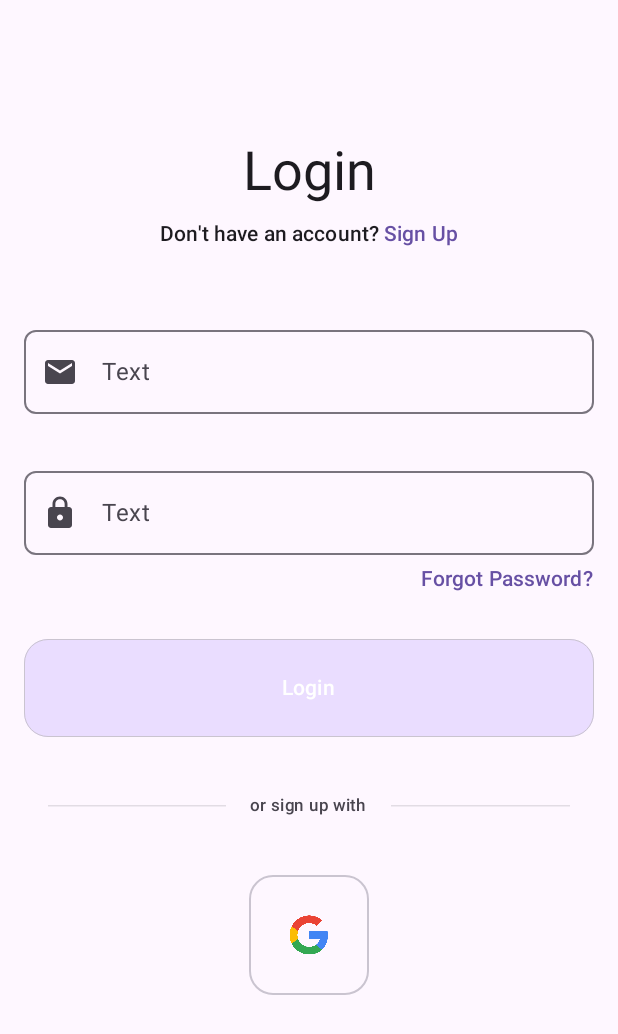
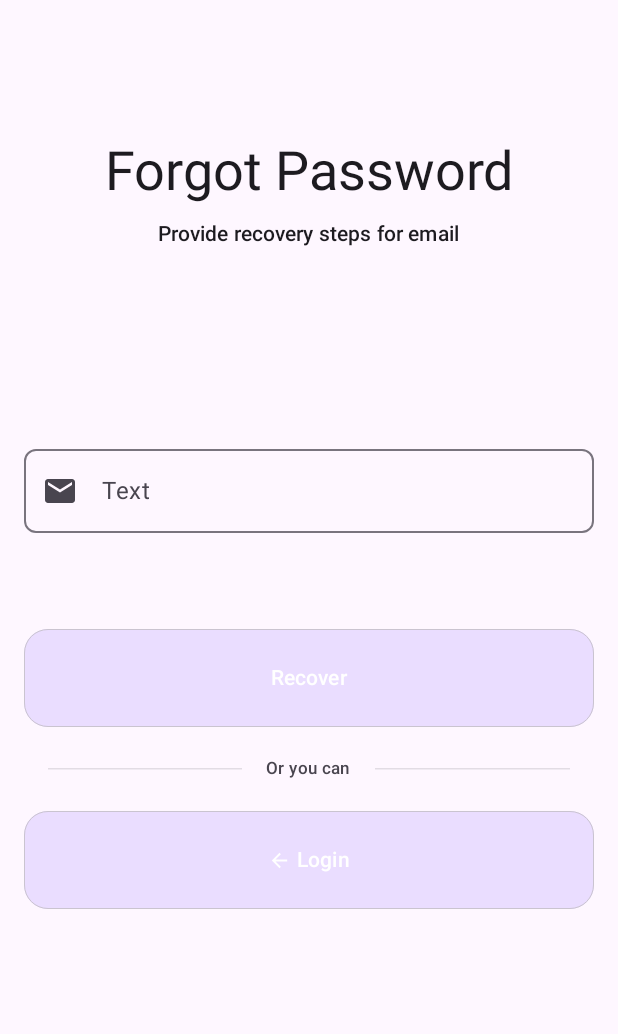
Before and after one commit to Add-787/Sqwads, an Android app built with Jetpack Compose: the screen it shows after launch (MainActivity), after a tap on "Forgot Password?", on a phone screen of 412 x 824 dp. Shown: the top 1034 px of the screen. Run offline under Robolectric (Android 15) with nearby library versions, the phone set to English and light mode, and no system bars; our stand-ins replace Dagger/Hilt's generated code, Firebase (no records; nobody signed in at launch, a user with empty details on screens opened directly), Timber.

Commit message:
Commits made: - Implemented the forgot password functionality & screens.

```diff
--- a/app/src/main/java/com/psyluckco/sqwads/navigation/SqwadsNavHost.kt
+++ b/app/src/main/java/com/psyluckco/sqwads/navigation/SqwadsNavHost.kt
@@ -10,6 +10,8 @@ import androidx.compose.runtime.Composable
 import androidx.compose.ui.Modifier
 import androidx.navigation.compose.NavHost
 import androidx.navigation.compose.composable
+import com.psyluckco.forgot_password.forgotPasswordScreen
+import com.psyluckco.forgot_password.navigateToForgotPassword
 import com.psyluckco.register.navigateToRegister
 import com.psyluckco.register.registerScreen
 import com.psyluckco.sqwads.SqwadsAppState
@@ -37,7 +39,7 @@ fun SqwadsNavHost(
         loginScreen(
             navigateToHome = navHostController::navigateToHome,
             navigateToRegister = navHostController::navigateToRegister,
-            navigateToForgotPassword = { }
+            navigateToForgotPassword = navHostController::navigateToForgotPassword
         )
 
         homeScreen(
@@ -47,8 +49,11 @@ fun SqwadsNavHost(
 
         registerScreen(
             navigateToLogin = navHostController::navigateToLogin,
-            navigateToHome = { }
+            navigateToHome = navHostController::navigateToHome
         )
+
+        forgotPasswordScreen(navigateToLogin = navHostController::navigateToLogin)
+
     }
 
 }
--- a/core/design/src/main/java/com/psyluckco/sqwads/core/design/component/Button.kt
+++ b/core/design/src/main/java/com/psyluckco/sqwads/core/design/component/Button.kt
@@ -101,8 +101,8 @@ fun DefaultTextButton(
     ) {
         if(leadingIcon != null) {
             Icon(imageVector = leadingIcon, contentDescription = null, modifier = Modifier
-                .size(40.dp)
-                .padding(end = 5.dp))
+                .size(19.dp)
+                .padding(end = 4.dp))
         }
         Text(style = MaterialTheme.typography.labelLarge, text = stringResource(id = text))
 
--- a/core/design/src/main/java/com/psyluckco/sqwads/core/design/component/Wrapper.kt
+++ b/core/design/src/main/java/com/psyluckco/sqwads/core/design/component/Wrapper.kt
@@ -24,7 +24,6 @@ import androidx.compose.ui.unit.dp
 @Composable
 fun AppWrapper(modifier: Modifier = Modifier, content: @Composable ColumnScope.() -> Unit = {}) {
     val scrollState = rememberScrollState()
-
     Box(
         modifier = modifier
             .fillMaxSize()
@@ -32,11 +31,14 @@ fun AppWrapper(modifier: Modifier = Modifier, content: @Composable ColumnScope.(
             .statusBarsPadding()
     ) {
         Column(
-            modifier = Modifier.verticalScroll(scrollState),
+            // modifier = modifier.verticalScroll(scrollState),
+            modifier = Modifier.fillMaxSize(),
             verticalArrangement = Arrangement.spacedBy(16.dp),
         ) {
             content()
+
         }
+
     }
 }
 
--- a/core/design/src/main/res/values/strings.xml
+++ b/core/design/src/main/res/values/strings.xml
@@ -13,4 +13,6 @@
     <string name="register_sub_header">Already have an account?</string>
     <string name="forgot_password_header">Forgot Password</string>
     <string name="forgot_password_sub_header">Provide recovery steps for email</string>
+    <string name="back_to_login_button">Login</string>
+    <string name="password_recovery_button">Recover</string>
 </resources>
--- a/feature/forgot-password/src/main/java/com/psyluckco/forgot_password/ForgotPasswordNavigation.kt
+++ b/feature/forgot-password/src/main/java/com/psyluckco/forgot_password/ForgotPasswordNavigation.kt
@@ -18,6 +18,6 @@ fun NavGraphBuilder.forgotPasswordScreen(
     navigateToLogin: () -> Unit
 ) {
     composable<ForgotPassword> {
-
+        ForgotPasswordRoute(clearAndNavigateLogin = navigateToLogin)
     }
 }
--- a/feature/forgot-password/src/main/java/com/psyluckco/forgot_password/ForgotPasswordScreen.kt
+++ b/feature/forgot-password/src/main/java/com/psyluckco/forgot_password/ForgotPasswordScreen.kt
@@ -5,11 +5,13 @@ import androidx.compose.foundation.layout.Arrangement
 import androidx.compose.foundation.layout.Column
 import androidx.compose.foundation.layout.Row
 import androidx.compose.foundation.layout.Spacer
+import androidx.compose.foundation.layout.fillMaxHeight
 import androidx.compose.foundation.layout.fillMaxSize
 import androidx.compose.foundation.layout.fillMaxWidth
 import androidx.compose.foundation.layout.height
 import androidx.compose.foundation.layout.width
 import androidx.compose.material.icons.Icons
+import androidx.compose.material.icons.filled.ArrowBack
 import androidx.compose.material.icons.filled.Email
 import androidx.compose.material3.MaterialTheme
 import androidx.compose.material3.Text
@@ -30,7 +32,10 @@ import com.psyluckco.sqwads.core.design.component.DefaultClickableLink
 import com.psyluckco.sqwads.core.design.component.DefaultTextButton
 import com.psyluckco.sqwads.core.design.component.DefaultTextField
 import com.psyluckco.sqwads.core.design.component.HeaderWrapper
+import com.psyluckco.sqwads.core.design.component.SqwadsProgressIndicator
+import com.psyluckco.sqwads.core.design.component.SqwadsProgressLoadingDialog
 import com.psyluckco.sqwads.core.design.theme.SqwadsTheme
+import com.psyluckco.sqwads.core.model.LoadingState
 
 @Composable
 internal fun ForgotPasswordRoute(
@@ -39,8 +44,18 @@ internal fun ForgotPasswordRoute(
 ) {
 
     val email by viewModel.email.collectAsStateWithLifecycle()
+    val loadingState by viewModel.loadingState.collectAsStateWithLifecycle()
 
-    val loadingState by viewModel.loadingState.collectAsStateWithLifecycle()
+    if(loadingState is LoadingState.Loading) {
+        SqwadsProgressLoadingDialog(id = R.string.placeholder)
+    }
+
+    ForgotPasswordScreen(
+        email,
+        onEmailChange = viewModel::onEmailChange,
+        onResetPasswordClick = { viewModel.sendPasswordResetEmail { clearAndNavigateLogin() }},
+        backToLoginClick = { clearAndNavigateLogin() }
+    )
 
 }
 
@@ -53,13 +68,15 @@ fun ForgotPasswordScreen(
     modifier: Modifier = Modifier
 ) {
 
-    AppWrapper {
+    AppWrapper(modifier = Modifier.fillMaxSize()) {
         ForgotPasswordHeader()
 
         Column(
-            modifier = modifier.fillMaxSize(),
-            verticalArrangement = Arrangement.SpaceEvenly
+            modifier = modifier,
+            verticalArrangement = Arrangement.spacedBy(64.dp)
         ) {
+
+            Spacer(modifier = Modifier.height(45.dp))
 
             DefaultTextField(
                 value = email,
@@ -70,21 +87,20 @@ fun ForgotPasswordScreen(
 
             Column(
                 modifier = modifier.fillMaxWidth(),
-                verticalArrangement = Arrangement.spacedBy(16.dp)
+                verticalArrangement = Arrangement.spacedBy(12.dp)
             ) {
                 DefaultTextButton(
-                    text = R.string.placeholder,
-                    modifier = modifier.fillMaxWidth()
-                ) {
-
-                }
+                    text = R.string.password_recovery_button,
+                    modifier = modifier.fillMaxWidth(),
+                    onClick = onResetPasswordClick
+                )
                 DayHeader(dayString = "Or you can")
                 DefaultTextButton(
-                    text = R.string.placeholder,
-                    modifier = modifier.fillMaxWidth()
-                ) {
-
-                }
+                    leadingIcon = Icons.Default.ArrowBack,
+                    text = R.string.back_to_login_button,
+                    modifier = modifier.fillMaxWidth(),
+                    onClick = backToLoginClick
+                )
             }
 
         }
--- a/feature/login/src/main/java/com/psyluckco/sqwads/feature/login/LoginScreen.kt
+++ b/feature/login/src/main/java/com/psyluckco/sqwads/feature/login/LoginScreen.kt
@@ -124,7 +124,7 @@ fun LoginScreen(
                     )
 
                     DefaultClickableLink(label = "Forgot Password?", style = MaterialTheme.typography.titleSmall) {
-
+                        onEvent(LoginEvent.OnForgotPasswordClicked)
                     }
                 }
 
--- a/feature/login/src/main/java/com/psyluckco/sqwads/feature/login/LoginViewModel.kt
+++ b/feature/login/src/main/java/com/psyluckco/sqwads/feature/login/LoginViewModel.kt
@@ -39,7 +39,7 @@ class LoginViewModel @Inject constructor(
     fun onEvent(event: LoginEvent) {
         when(event) {
             is LoginEvent.OnEmailChanged -> _uiState.update { it.copy(email = event.email) }
-            is LoginEvent.OnForgotPasswordClicked -> TODO()
+            is LoginEvent.OnForgotPasswordClicked -> _navigationState.update { NavigationState.NavigateToForgotPassword }
             is LoginEvent.OnLoadingStateChanged -> _uiState.update { it.copy(loadingState = event.state) }
             is LoginEvent.OnLoginClicked -> { onLoginClick() }
             is LoginEvent.OnPasswordChanged -> _uiState.update { it.copy(password = event.password) }
```
